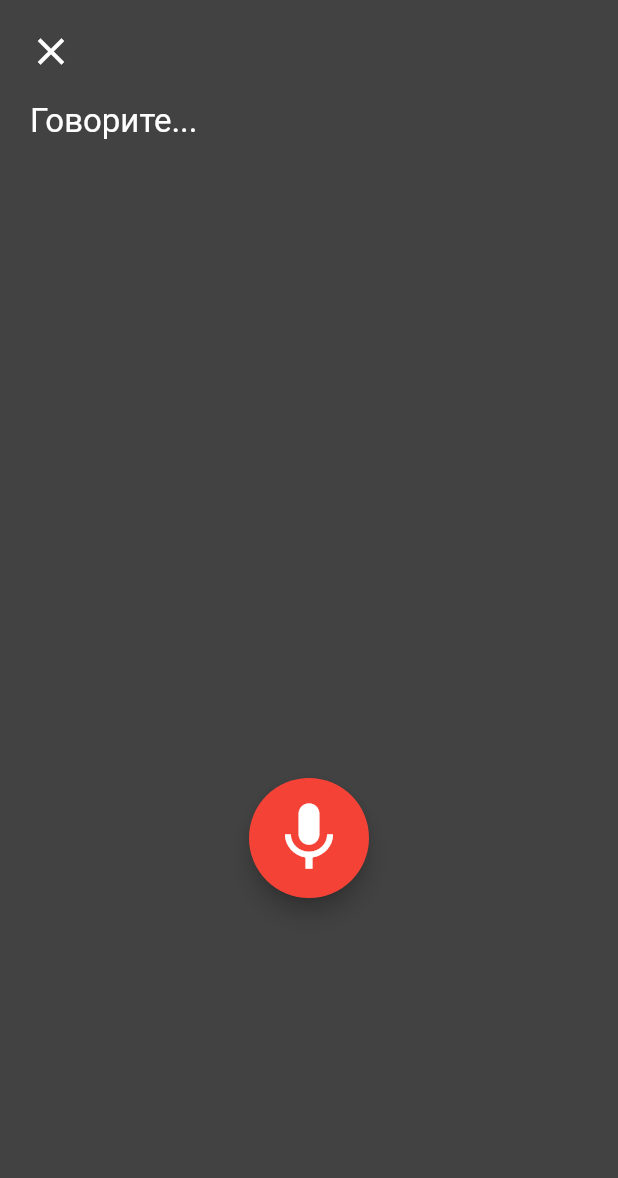
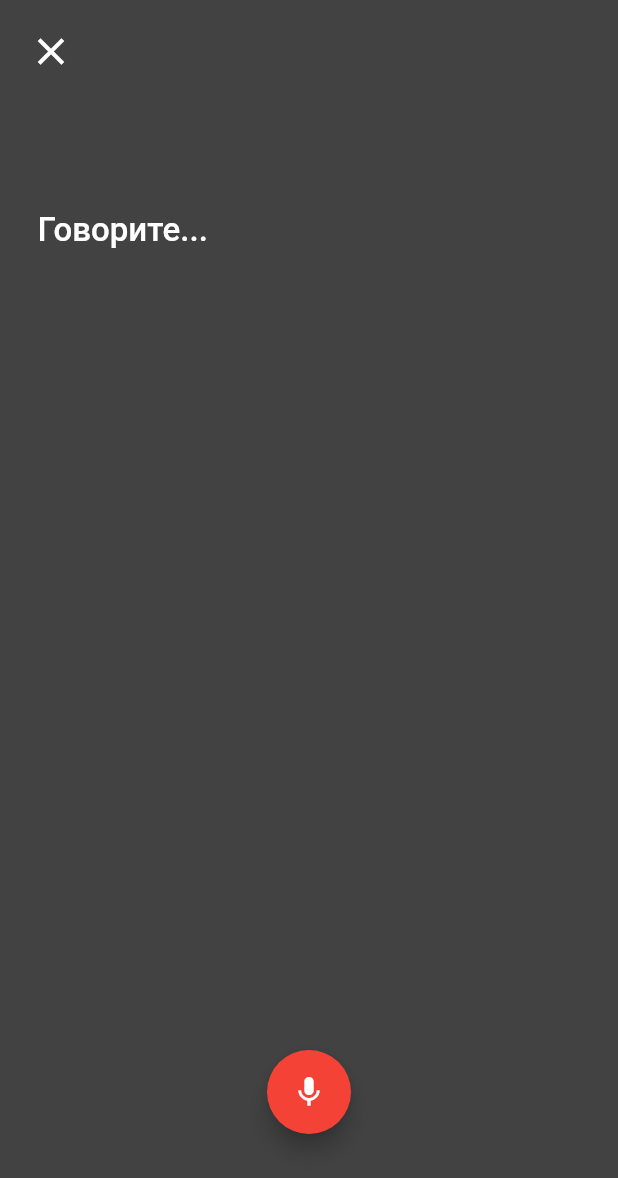
Before and after one commit to sench32/my_youtube, a Flutter app: the Search screen opened directly, after a tap on the "mic none" icon, on a phone screen of 412 x 824 dp. Shown: the top 1178 px of the screen. Run offline on Flutter 3.47's test engine with Material 2 defaults, Android fonts, the phone set to English and light mode, and no system bars; drawn by our look-alikes of avatar_glow; our stand-ins replace page_transition, speech_to_text.

Commit message:
Rebuilt speech recognition

```diff
--- a/lib/my_sliver_app_bar.dart
+++ b/lib/my_sliver_app_bar.dart
@@ -62,7 +62,7 @@ class MySliverAppBar extends CustomScrollView {
             Navigator.push(
               context,
               PageTransition(
-                type: PageTransitionType.downToUp,
+                type: PageTransitionType.topToBottom,
                 child: MyAcaunt(),
               ),
             );
--- a/lib/screens/my_search.dart
+++ b/lib/screens/my_search.dart
@@ -170,7 +170,7 @@ class _SearchState extends State<Search> {
                       PageTransition(
                         duration: Duration(milliseconds: 50),
                         type: PageTransitionType.fade,
-                        child: SpeerchToText(),
+                        child: SpeechToText(),
                       ),
                     );
                   },
--- a/lib/screens/speech_to_text.dart
+++ b/lib/screens/speech_to_text.dart
@@ -1,16 +1,51 @@
 import 'package:flutter/material.dart';
+import 'package:speech_to_text/speech_to_text.dart' as stt;
+import 'package:avatar_glow/avatar_glow.dart';
 
-class SpeerchToText extends StatefulWidget {
+class SpeechToText extends StatefulWidget {
   @override
-  _SpeerchToTextState createState() => _SpeerchToTextState();
+  _SpeechToTextState createState() => _SpeechToTextState();
 }
 
-class _SpeerchToTextState extends State<SpeerchToText> {
+class _SpeechToTextState extends State<SpeechToText> {
+  stt.SpeechToText _speech;
+  bool _isListening = false;
+  bool _tRtext = false;
+  String _text, text1;
+
+  @override
+  void initState() {
+    super.initState();
+    _speech = stt.SpeechToText();
+    _listen();
+  }
+
   @override
   Widget build(BuildContext context) {
     return SafeArea(
       child: Scaffold(
         backgroundColor: Colors.grey[800],
+        floatingActionButtonLocation: FloatingActionButtonLocation.centerFloat,
+        floatingActionButton: AvatarGlow(
+          animate: _isListening,
+          glowColor: Colors.grey,
+          endRadius: 80,
+          duration: const Duration(milliseconds: 2000),
+          repeatPauseDuration: const Duration(milliseconds: 100),
+          repeat: true,
+          child: _isListening
+              ? FloatingActionButton(
+                  clipBehavior: Clip.antiAliasWithSaveLayer,
+                  backgroundColor: Colors.red,
+                  child: Icon(Icons.mic),
+                  onPressed: _listen,
+                )
+              : FloatingActionButton(
+                  backgroundColor: Colors.grey[800],
+                  child: Icon(Icons.mic_none),
+                  onPressed: _listen,
+                ),
+        ),
         body: Column(
           crossAxisAlignment: CrossAxisAlignment.start,
           children: [
@@ -30,42 +65,77 @@ class _SpeerchToTextState extends State<SpeerchToText> {
                 },
               ),
             ),
-            Expanded(
-              child: Container(
-                margin: EdgeInsets.fromLTRB(20, 0, 0, 0),
-                width: 120,
-                child: Text(
-                  'Говорите...',
-                  style: TextStyle(
-                    color: Colors.white,
-                    fontSize: 22,
-                  ),
+            Spacer(
+              flex: 1,
+            ),
+            SingleChildScrollView(
+              padding: EdgeInsets.fromLTRB(25, 30, 15, 80),
+              child: Text(
+                _text,
+                // _isListening ? _text : _text = 'Повторите пыпытку',
+                maxLines: 2,
+                style: const TextStyle(
+                  fontSize: 22.0,
+                  color: Colors.white,
+                  fontWeight: FontWeight.w500,
                 ),
               ),
             ),
-            Expanded(child: Container()),
+            Spacer(
+              flex: 12,
+            ),
+            SizedBox(),
             Center(
-              child: Container(
-                width: 480,
-                child: SizedBox(
-                  width: 80,
-                  height: 80,
-                  child: FloatingActionButton(
-                    backgroundColor: Colors.red,
-                    autofocus: true,
-                    onPressed: () {},
-                    child: Icon(
-                      Icons.mic,
-                      size: 55,
-                    ),
-                  ),
+              child: Text(
+                _isListening
+                    ? text1 = ''
+                    : text1 = 'Нажмите на значок микрофона',
+                style: const TextStyle(
+                  fontSize: 16.0,
+                  color: Colors.white,
+                  fontWeight: FontWeight.w300,
                 ),
               ),
             ),
-            Expanded(child: Container()),
+            Spacer(
+              flex: 1,
+            ),
+            // SizedBox(),
           ],
         ),
       ),
     );
   }
+
+  void _listen() async {
+    if (!_isListening) {
+      bool available = await _speech.initialize(
+        onStatus: (val) => print('onStatus: $val'),
+        onError: (val) => print('onError: $val'),
+      );
+      if (available) {
+        setState(() => _isListening = true);
+        _text = 'Говорите...';
+        print('test!');
+        _speech.listen(
+          cancelOnError: true,
+          onDevice: true,
+          onResult: (val) => setState(
+            () {
+              _text = val.recognizedWords;
+              _tRtext = true;
+            },
+          ),
+        );
+      }
+    } else {
+      setState(() => _isListening = false);
+      if (!_tRtext) {
+        _text = 'Повторите пыпытку';
+      } else {
+        Navigator.pop(context);
+      }
+      _speech.stop();
+    }
+  }
 }
--- a/pubspec.yaml
+++ b/pubspec.yaml
@@ -29,6 +29,9 @@ dependencies:
   # Use with the CupertinoIcons class for iOS style icons.
   cupertino_icons: ^0.1.3
   page_transition: ^1.1.6
+  speech_to_text: ^3.1.0
+  highlight_text: ^0.7.2
+  avatar_glow: ^1.2.0
 
 dev_dependencies:
   flutter_test:
```
Also changed, not shown: pubspec.lock, 2 other files.
